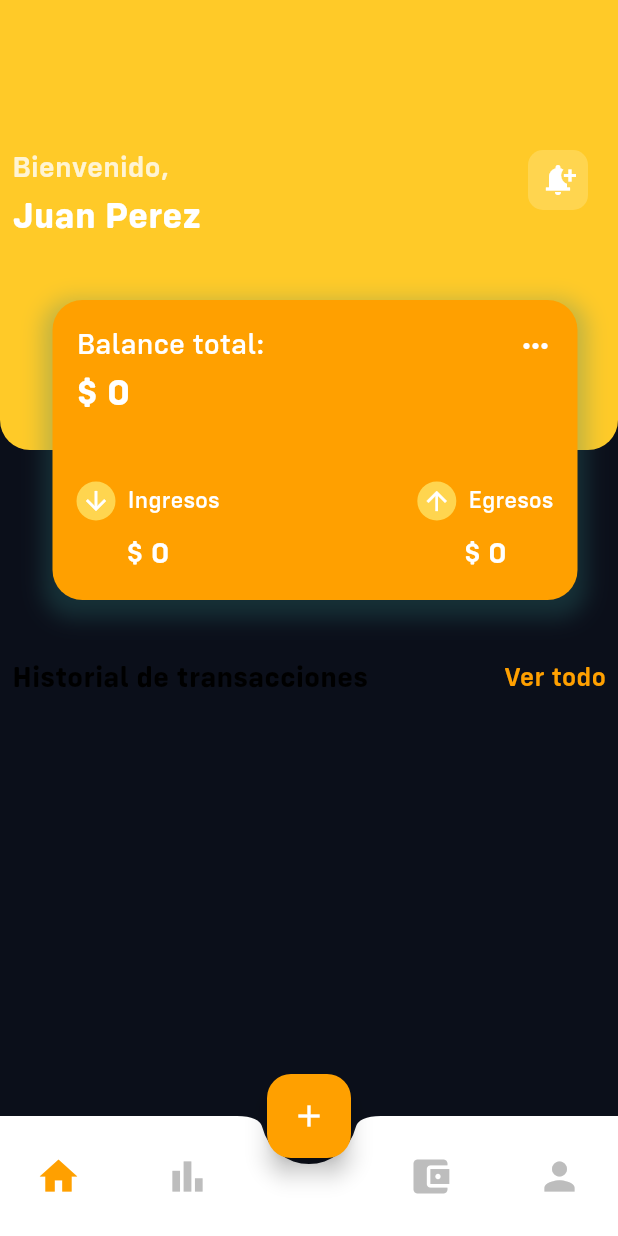
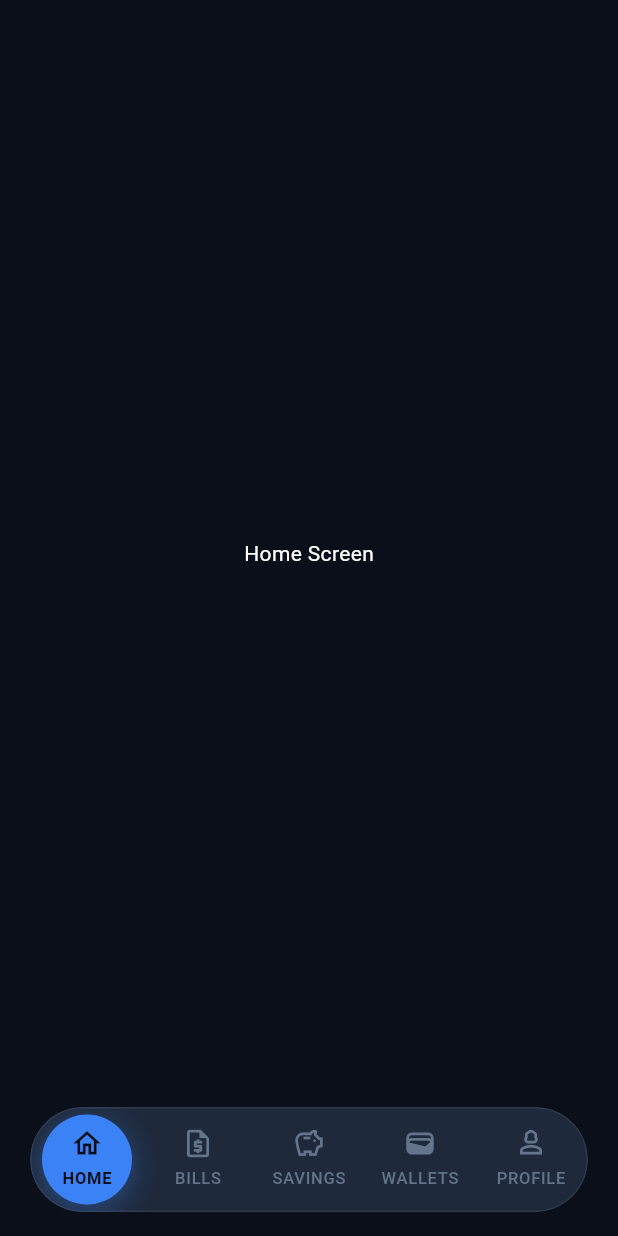
Before and after one commit to francescaac190/myfinanceapp, a Flutter app: the screen it shows after launch, on a phone screen of 412 x 824 dp. Run offline on Flutter 3.47's test engine with Material 3 defaults, Android fonts, the phone set to English and light mode, and no system bars; our stand-ins replace go_router, hive, hive_flutter, syncfusion_flutter_charts; accounts and stored records are empty.

Commit message:
feat: update Podfile and Podfile.lock for flutter_secure_storage_darwin integration
refactor: restructure main.dart to use MaterialApp.router and remove unused code

fix: update macOS deployment target to 10.15 in Podfile and project settings

chore: enhance Xcode project settings for CocoaPods integration and build phases

feat: implement AppShell and AppBottomBar for improved navigation structure

feat: add initial screens for authentication (Login and Signup)

feat: create HomeScreen and integrate with navigation

chore: add devtools_options.yaml for Dart & Flutter DevTools configuration

style: organize core navigation and theme exports in index.dart

```diff
--- /dev/null
+++ b/devtools_options.yaml
@@ -0,0 +1,3 @@
+description: This file stores settings for Dart & Flutter DevTools.
+documentation: https://docs.flutter.dev/tools/devtools/extensions#configure-extension-enablement-states
+extensions:
--- /dev/null
+++ b/lib/core/index.dart
@@ -0,0 +1,5 @@
+export 'navigation/app_shell.dart';
+
+export 'theme/app_colors.dart';
+export 'navigation/widgets/app_bottom_nav_bar.dart';
+export 'navigation/widgets/app_floating_button.dart';
--- /dev/null
+++ b/lib/core/navigation/app_shell.dart
@@ -0,0 +1,20 @@
+import 'package:flutter/material.dart';
+
+import '../index.dart';
+
+class AppShell extends StatelessWidget {
+  final Widget child;
+  final int currentIndex;
+  const AppShell({super.key, required this.child, required this.currentIndex});
+
+  @override
+  Widget build(BuildContext context) {
+    return Scaffold(
+      body: child,
+      extendBody: false,
+      bottomNavigationBar: AppBottomBar(currentIndex: currentIndex),
+      // floatingActionButton: AppFloatingButton(),
+      // floatingActionButtonLocation: FloatingActionButtonLocation.centerDocked,
+    );
+  }
+}
--- /dev/null
+++ b/lib/core/navigation/widgets/app_bottom_nav_bar.dart
@@ -0,0 +1,149 @@
+import 'package:flutter/material.dart';
+import 'package:go_router/go_router.dart';
+
+import '../../index.dart';
+
+class AppBottomBar extends StatelessWidget {
+  final int currentIndex;
+  const AppBottomBar({super.key, required this.currentIndex});
+
+  final List<_NavItemData> _items = const [
+    _NavItemData(icon: Icons.home_outlined, label: 'Home'),
+    _NavItemData(icon: Icons.request_quote_outlined, label: 'Bills'),
+    _NavItemData(icon: Icons.savings_outlined, label: 'Savings'),
+    _NavItemData(icon: Icons.wallet_outlined, label: 'Wallets'),
+    _NavItemData(icon: Icons.person_3_outlined, label: 'Profile'),
+  ];
+
+  void _onTap(BuildContext context, int index) {
+    switch (index) {
+      case 0:
+        context.go('/home');
+        break;
+      case 1:
+        context.go('/home');
+        break;
+      case 2:
+        context.go('/home');
+        break;
+      case 3:
+        context.go('/home');
+        break;
+      case 4:
+        context.go('/home');
+        break;
+    }
+  }
+
+  @override
+  Widget build(BuildContext context) {
+    return SafeArea(
+        minimum: const EdgeInsets.only(bottom: 16),
+        child: Padding(
+          padding: const EdgeInsets.symmetric(horizontal: 20),
+          child: ClipRRect(
+            borderRadius: BorderRadius.circular(48),
+            child: Container(
+              decoration: BoxDecoration(
+                color: AppColors.bgCardAlt,
+                borderRadius: BorderRadius.circular(48),
+                border: Border.all(
+                  color: Colors.white.withOpacity(0.08),
+                  width: 1,
+                ),
+              ),
+              child: Row(
+                mainAxisAlignment: MainAxisAlignment.center,
+                crossAxisAlignment: CrossAxisAlignment.center,
+                children: List.generate(_items.length, (i) {
+                  return Expanded(
+                    child: _NavItem(
+                      item: _items[i],
+                      isSelected: currentIndex == i,
+                      onTap: () => _onTap(context, i),
+                    ),
+                  );
+                }),
+              ),
+            ),
+          ),
+        ));
+  }
+}
+
+class _NavItem extends StatelessWidget {
+  final _NavItemData item;
+  final bool isSelected;
+  final VoidCallback onTap;
+
+  const _NavItem({
+    required this.item,
+    required this.isSelected,
+    required this.onTap,
+  });
+
+  @override
+  Widget build(BuildContext context) {
+    return GestureDetector(
+      behavior: HitTestBehavior.opaque,
+      onTap: onTap,
+      child: Column(
+        mainAxisSize: MainAxisSize.min,
+        mainAxisAlignment: MainAxisAlignment.center,
+        children: [
+          AnimatedContainer(
+            duration: const Duration(milliseconds: 250),
+            curve: Curves.easeOutCubic,
+            width: 70,
+            height: 60,
+            margin: const EdgeInsets.symmetric(vertical: 4),
+            // alignment: Alignment.center,
+            decoration: BoxDecoration(
+              color: isSelected ? AppColors.accentBlue : Colors.transparent,
+              shape: BoxShape.circle,
+              boxShadow: isSelected
+                  ? [
+                      BoxShadow(
+                        color: AppColors.accentBlue.withOpacity(0.4),
+                        blurRadius: 16,
+                        offset: const Offset(0, 4),
+                      ),
+                    ]
+                  : null,
+            ),
+            child: Column(
+              children: [
+                Padding(
+                  padding: const EdgeInsets.fromLTRB(0, 8, 0, 4),
+                  child: Icon(
+                    item.icon,
+                    size: 22,
+                    color:
+                        isSelected ? AppColors.bgPrimary : AppColors.textMuted,
+                  ),
+                ),
+                Text(
+                  item.label.toUpperCase(),
+                  style: TextStyle(
+                    fontSize: 11,
+                    fontWeight: isSelected ? FontWeight.w600 : FontWeight.w500,
+                    letterSpacing: 0.5,
+                    color:
+                        isSelected ? AppColors.bgPrimary : AppColors.textMuted,
+                  ),
+                )
+              ],
+            ),
+          ),
+        ],
+      ),
+    );
+  }
+}
+
+class _NavItemData {
+  final IconData icon;
+  final String label;
+
+  const _NavItemData({required this.icon, required this.label});
+}
--- /dev/null
+++ b/lib/core/router/app_router.dart
@@ -0,0 +1,37 @@
+import 'package:flutter/cupertino.dart';
+import 'package:go_router/go_router.dart';
+import 'package:myfinanceapp/features/auth/presentation/screens/signup_screen.dart';
+
+import '../../features/auth/presentation/screens/login_screen.dart';
+import '../../features/home/presentation/screens/home_screen.dart';
+import '../index.dart';
+
+final appRouter = GoRouter(initialLocation: '/home', routes: [
+  GoRoute(path: '/login', builder: (context, state) => const LoginScreen()),
+  GoRoute(path: '/signup', builder: (context, state) => const SignupScreen()),
+  StatefulShellRoute.indexedStack(
+    builder: (context, state, navigationShell) {
+      return AppShell(
+        child: navigationShell,
+        currentIndex: navigationShell.currentIndex,
+      );
+    },
+    branches: [
+      StatefulShellBranch(routes: [
+        GoRoute(path: '/home', builder: (context, state) => const HomeScreen()),
+      ]),
+      StatefulShellBranch(routes: [
+        GoRoute(path: '/home', builder: (context, state) => const HomeScreen()),
+      ]),
+      StatefulShellBranch(routes: [
+        GoRoute(path: '/home', builder: (context, state) => const HomeScreen()),
+      ]),
+      StatefulShellBranch(routes: [
+        GoRoute(path: '/home', builder: (context, state) => const HomeScreen()),
+      ]),
+      StatefulShellBranch(routes: [
+        GoRoute(path: '/home', builder: (context, state) => const HomeScreen()),
+      ]),
+    ],
+  ),
+]);
--- /dev/null
+++ b/lib/features/home/presentation/screens/home_screen.dart
@@ -0,0 +1,14 @@
+import 'package:flutter/material.dart';
+
+class HomeScreen extends StatelessWidget {
+  const HomeScreen({super.key});
+
+  @override
+  Widget build(BuildContext context) {
+    return const SafeArea(
+      child: Center(
+        child: Text('Home Screen'),
+      ),
+    );
+  }
+}
```
Also changed, not shown: lib/core/navigation/widgets/app_floating_button.dart (added, +16 -0 lines), lib/core/navigation/widgets/bottom_bar_item.dart (added, +11 -0 lines), lib/features/auth/presentation/screens/login_screen.dart (added, +15 -0 lines), lib/features/auth/presentation/screens/signup_screen.dart (added, +15 -0 lines), lib/main.dart (+7 -84 lines), 8 other files.
